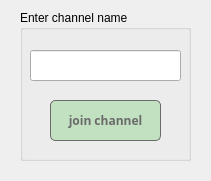
sanazshokrzadeh/Messanger_throw_10, file joinchannelname.ui: the form before one commit.
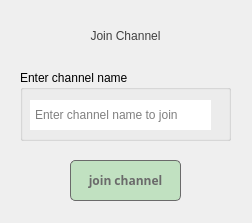
The form after the commit.

Diff of the .ui file:
```diff
--- a/joinchannelname.ui
+++ b/joinchannelname.ui
@@ -6,8 +6,8 @@
    <rect>
     <x>0</x>
     <y>0</y>
-    <width>211</width>
-    <height>181</height>
+    <width>252</width>
+    <height>223</height>
    </rect>
   </property>
   <property name="windowTitle">
@@ -17,9 +17,9 @@
    <property name="geometry">
     <rect>
      <x>20</x>
-     <y>10</y>
-     <width>171</width>
-     <height>151</height>
+     <y>70</y>
+     <width>211</width>
+     <height>71</height>
     </rect>
    </property>
    <property name="title">
@@ -29,17 +29,27 @@
     <property name="geometry">
      <rect>
       <x>10</x>
-      <y>40</y>
-      <width>151</width>
-      <height>31</height>
+      <y>30</y>
+      <width>181</width>
+      <height>30</height>
      </rect>
     </property>
+    <property name="styleSheet">
+     <string notr="true">padding-left:3px;</string>
+    </property>
+    <property name="frame">
+     <bool>false</bool>
+    </property>
+    <property name="placeholderText">
+     <string>Enter channel name to join</string>
+    </property>
+   </widget>
    </widget>
    <widget class="QPushButton" name="pushButton_joinchannel_on_joinchannelname2">
     <property name="geometry">
      <rect>
-      <x>30</x>
-      <y>90</y>
+     <x>70</x>
+     <y>160</y>
       <width>111</width>
       <height>41</height>
      </rect>
@@ -70,6 +80,28 @@
      <string>join channel</string>
     </property>
    </widget>
+  <widget class="QLabel" name="label_3">
+   <property name="geometry">
+    <rect>
+     <x>20</x>
+     <y>10</y>
+     <width>211</width>
+     <height>51</height>
+    </rect>
+   </property>
+   <property name="styleSheet">
+    <string notr="true">QWidget
+{
+	color: rgb(64, 64, 64);
+  	font: 900 14pt &quot;Exo 2&quot;;
+}</string>
+   </property>
+   <property name="text">
+    <string>Join Channel</string>
+   </property>
+   <property name="alignment">
+    <set>Qt::AlignCenter</set>
+   </property>
   </widget>
  </widget>
  <resources/>
```
Left out of the diff: 3 changed lines with no effect on the pictures. Lines whose indentation alone changed are shown as unchanged.
